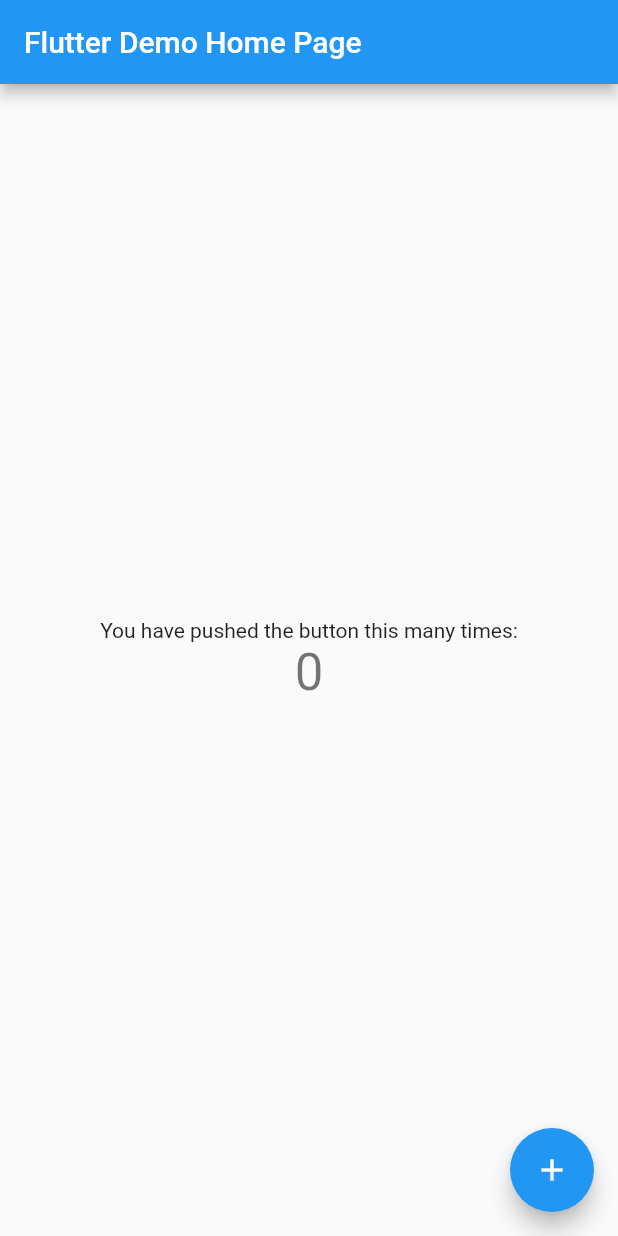
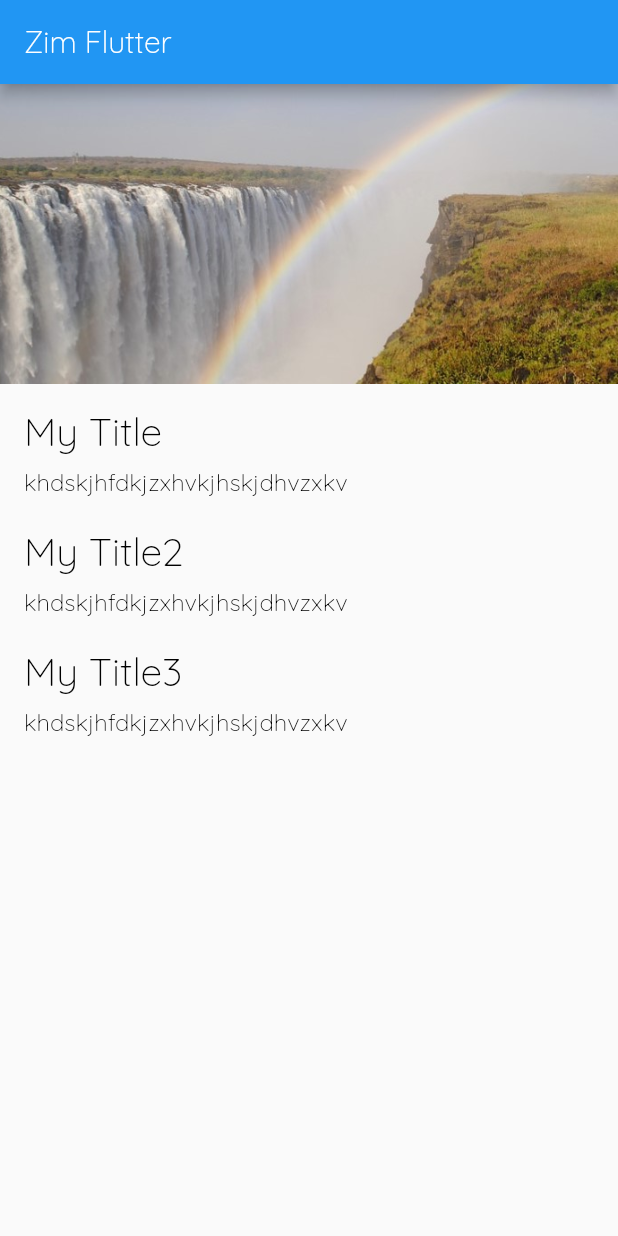
Before and after one commit to simandebvu/zim-flutter, a Flutter app: the screen it shows after launch, on a phone screen of 412 x 824 dp. Run offline on Flutter 3.47's test engine with Material 2 defaults, Android fonts, the phone set to English and light mode, and no system bars.

Commit message:
Add Images And Fonts

```diff
--- a/zimflutterapp/lib/main.dart
+++ b/zimflutterapp/lib/main.dart
@@ -1,117 +1,6 @@
 import 'package:flutter/material.dart';
+import 'src/app.dart';
 
 void main() {
-  runApp(MyApp());
+  runApp(MainApp());
 }
-
-class MyApp extends StatelessWidget {
-  // This widget is the root of your application.
-  @override
-  Widget build(BuildContext context) {
-    return MaterialApp(
-      title: 'Flutter Demo',
-      theme: ThemeData(
-        // This is the theme of your application.
-        //
-        // Try running your application with "flutter run". You'll see the
-        // application has a blue toolbar. Then, without quitting the app, try
-        // changing the primarySwatch below to Colors.green and then invoke
-        // "hot reload" (press "r" in the console where you ran "flutter run",
-        // or simply save your changes to "hot reload" in a Flutter IDE).
-        // Notice that the counter didn't reset back to zero; the application
-        // is not restarted.
-        primarySwatch: Colors.blue,
-        // This makes the visual density adapt to the platform that you run
-        // the app on. For desktop platforms, the controls will be smaller and
-        // closer together (more dense) than on mobile platforms.
-        visualDensity: VisualDensity.adaptivePlatformDensity,
-      ),
-      home: MyHomePage(title: 'Flutter Demo Home Page'),
-    );
-  }
-}
-
-class MyHomePage extends StatefulWidget {
-  MyHomePage({Key key, this.title}) : super(key: key);
-
-  // This widget is the home page of your application. It is stateful, meaning
-  // that it has a State object (defined below) that contains fields that affect
-  // how it looks.
-
-  // This class is the configuration for the state. It holds the values (in this
-  // case the title) provided by the parent (in this case the App widget) and
-  // used by the build method of the State. Fields in a Widget subclass are
-  // always marked "final".
-
-  final String title;
-
-  @override
-  _MyHomePageState createState() => _MyHomePageState();
-}
-
-class _MyHomePageState extends State<MyHomePage> {
-  int _counter = 0;
-
-  void _incrementCounter() {
-    setState(() {
-      // This call to setState tells the Flutter framework that something has
-      // changed in this State, which causes it to rerun the build method below
-      // so that the display can reflect the updated values. If we changed
-      // _counter without calling setState(), then the build method would not be
-      // called again, and so nothing would appear to happen.
-      _counter++;
-    });
-  }
-
-  @override
-  Widget build(BuildContext context) {
-    // This method is rerun every time setState is called, for instance as done
-    // by the _incrementCounter method above.
-    //
-    // The Flutter framework has been optimized to make rerunning build methods
-    // fast, so that you can just rebuild anything that needs updating rather
-    // than having to individually change instances of widgets.
-    return Scaffold(
-      appBar: AppBar(
-        // Here we take the value from the MyHomePage object that was created by
-        // the App.build method, and use it to set our appbar title.
-        title: Text(widget.title),
-      ),
-      body: Center(
-        // Center is a layout widget. It takes a single child and positions it
-        // in the middle of the parent.
-        child: Column(
-          // Column is also a layout widget. It takes a list of children and
-          // arranges them vertically. By default, it sizes itself to fit its
-          // children horizontally, and tries to be as tall as its parent.
-          //
-          // Invoke "debug painting" (press "p" in the console, choose the
-          // "Toggle Debug Paint" action from the Flutter Inspector in Android
-          // Studio, or the "Toggle Debug Paint" command in Visual Studio Code)
-          // to see the wireframe for each widget.
-          //
-          // Column has various properties to control how it sizes itself and
-          // how it positions its children. Here we use mainAxisAlignment to
-          // center the children vertically; the main axis here is the vertical
-          // axis because Columns are vertical (the cross axis would be
-          // horizontal).
-          mainAxisAlignment: MainAxisAlignment.center,
-          children: <Widget>[
-            Text(
-              'You have pushed the button this many times:',
-            ),
-            Text(
-              '$_counter',
-              style: Theme.of(context).textTheme.headline4,
-            ),
-          ],
-        ),
-      ),
-      floatingActionButton: FloatingActionButton(
-        onPressed: _incrementCounter,
-        tooltip: 'Increment',
-        child: Icon(Icons.add),
-      ), // This trailing comma makes auto-formatting nicer for build methods.
-    );
-  }
-}
--- /dev/null
+++ b/zimflutterapp/lib/src/app.dart
@@ -0,0 +1,31 @@
+import 'package:flutter/material.dart';
+import 'package:zimflutterapp/src/screens/location_detail/location_detail.dart';
+import 'package:zimflutterapp/src/style.dart';
+
+class MainApp extends StatefulWidget {
+  MainApp({Key key}) : super(key: key);
+
+  @override
+  _MainAppState createState() => _MainAppState();
+}
+
+class _MainAppState extends State<MainApp> {
+  @override
+  Widget build(BuildContext context) {
+    return MaterialApp(
+      home: Scaffold(appBar:
+       AppBar(title: Text("Zim Flutter"),),
+       body: LocationDetail(),
+       ),
+       theme: ThemeData(
+         appBarTheme: AppBarTheme(
+           textTheme: TextTheme(headline6: AppBarTextStyle),
+         ),
+         textTheme: TextTheme(
+           headline6: TitleTextStyle,
+           bodyText1: Body1TextStyle,
+         )
+       ),
+    );
+  }
+}
--- /dev/null
+++ b/zimflutterapp/lib/src/screens/location_detail/image_banner.dart
@@ -0,0 +1,20 @@
+import 'package:flutter/material.dart';
+
+class ImageBanner extends StatelessWidget {
+  final String _imagePath;
+
+  ImageBanner(this._imagePath);
+
+  @override
+  Widget build(BuildContext context) {
+    return Container(
+      decoration: BoxDecoration(
+        color: Colors.grey,
+      ),
+      constraints: BoxConstraints.expand(
+        height: 200.0,
+      ),
+      child: Image.asset(this._imagePath, fit: BoxFit.cover),
+    );
+  }
+}
--- /dev/null
+++ b/zimflutterapp/lib/src/screens/location_detail/location_detail.dart
@@ -0,0 +1,21 @@
+import 'package:flutter/material.dart';
+import 'image_banner.dart';
+import 'text_section.dart';
+
+class LocationDetail extends StatelessWidget {
+  const LocationDetail({Key key}) : super(key: key);
+
+  @override
+  Widget build(BuildContext context) {
+    return Column(
+      mainAxisAlignment: MainAxisAlignment.start,
+      crossAxisAlignment: CrossAxisAlignment.stretch,
+      children: <Widget>[
+        ImageBanner("assets/images/vicfalls.jpg"),
+        TextSection("My Title", "khdskjhfdkjzxhvkjhskjdhvzxkv"),
+        TextSection("My Title2", "khdskjhfdkjzxhvkjhskjdhvzxkv"),
+        TextSection("My Title3", "khdskjhfdkjzxhvkjhskjdhvzxkv"),
+      ],
+    );
+  }
+}
--- /dev/null
+++ b/zimflutterapp/lib/src/screens/location_detail/text_section.dart
@@ -0,0 +1,27 @@
+import 'package:flutter/material.dart';
+
+class TextSection extends StatelessWidget {
+  final String _title;
+  final String _body;
+  static const double _hPadding = 16.0;
+
+  TextSection(this._title, this._body);
+
+  @override
+  Widget build(BuildContext context) {
+    return Column(
+      mainAxisAlignment: MainAxisAlignment.start,
+      crossAxisAlignment: CrossAxisAlignment.stretch,
+      children: <Widget>[
+        Container(
+          padding: EdgeInsets.fromLTRB(_hPadding, 15.0, _hPadding, 5.0),
+          child: Text(this._title, style: Theme.of(context).textTheme.headline6),
+        ),
+        Container(
+          padding: EdgeInsets.fromLTRB(_hPadding, 2.0, _hPadding, 5.0),
+          child: Text(this._body, style: Theme.of(context).textTheme.bodyText1),
+        ),
+      ],
+    );
+  }
+}
--- /dev/null
+++ b/zimflutterapp/lib/src/style.dart
@@ -0,0 +1,27 @@
+import 'package:flutter/material.dart';
+
+const LargeTextSize = 26.0;
+const MediumTextSize = 20.0;
+const BodyTextSize = 16.0;
+const String FontNameDefault = 'Quicksand';
+
+const AppBarTextStyle = TextStyle(
+  fontFamily: FontNameDefault,
+  fontWeight: FontWeight.w300,
+  fontSize: MediumTextSize,
+  color: Colors.white,
+);
+
+const TitleTextStyle = TextStyle(
+  fontFamily: FontNameDefault,
+  fontWeight: FontWeight.w300,
+  fontSize: LargeTextSize,
+  color: Colors.black,
+);
+
+const Body1TextStyle = TextStyle(
+  fontFamily: FontNameDefault,
+  fontWeight: FontWeight.w300,
+  fontSize: BodyTextSize,
+  color: Colors.black,
+);
```
Also changed, not shown: zimflutterapp/pubspec.yaml (+9 -13 lines), zimflutterapp/assets/fonts/Quicksand-Bold.ttf (added), zimflutterapp/assets/fonts/Quicksand-Regular.ttf (added), zimflutterapp/assets/images/vicfalls.jpg (added).
